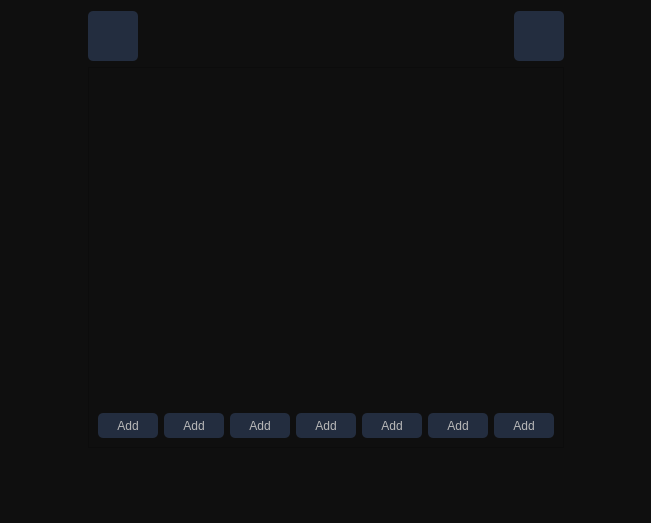
First picture: the form in forms/Connect4.ui, repository SayedReda1/TicTacToeGames, before the edit.
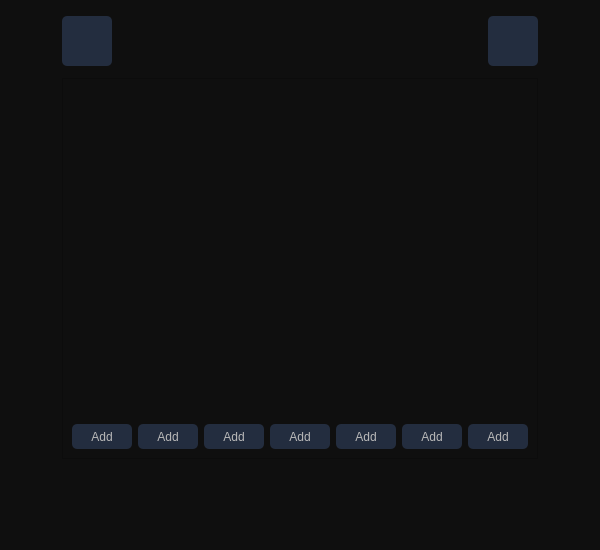
Second picture: the form after the edit. Icons and pictures are not drawn.

Patch:
```diff
--- a/forms/Connect4.ui
+++ b/forms/Connect4.ui
@@ -6,10 +6,16 @@
    <rect>
     <x>0</x>
     <y>0</y>
-    <width>651</width>
-    <height>523</height>
+    <width>600</width>
+    <height>550</height>
    </rect>
   </property>
+  <property name="minimumSize">
+   <size>
+    <width>600</width>
+    <height>550</height>
+   </size>
+  </property>
   <property name="styleSheet">
    <string notr="true">QWidget {
 	background-color: #0F0F0F;
```
Left out of the diff: 4 changed lines with no effect on the pictures.
